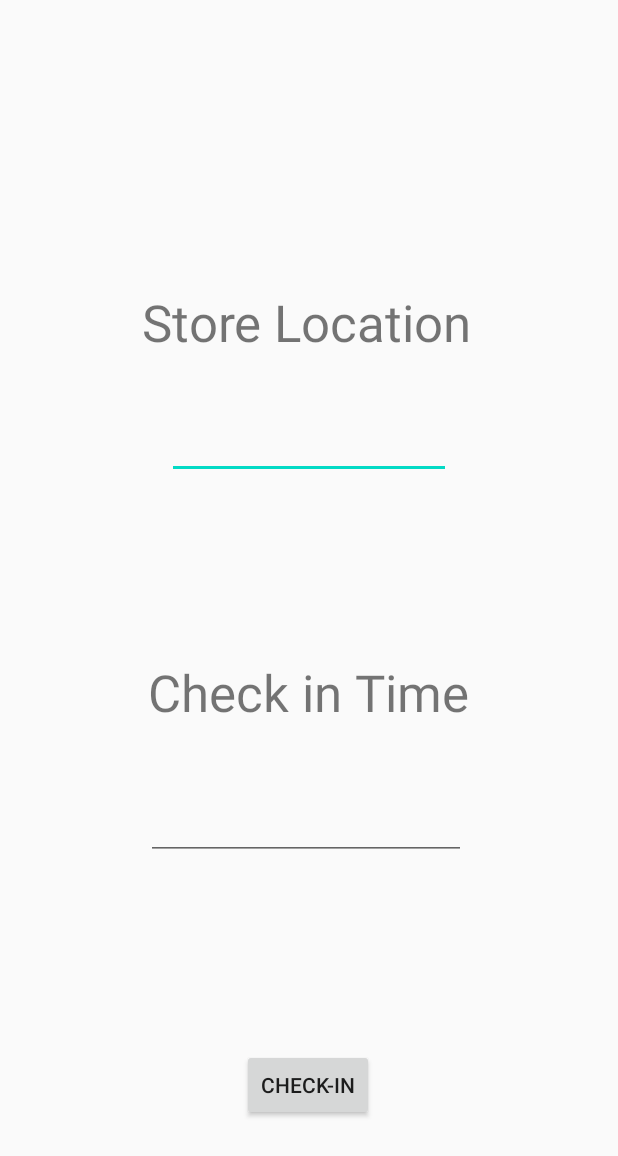
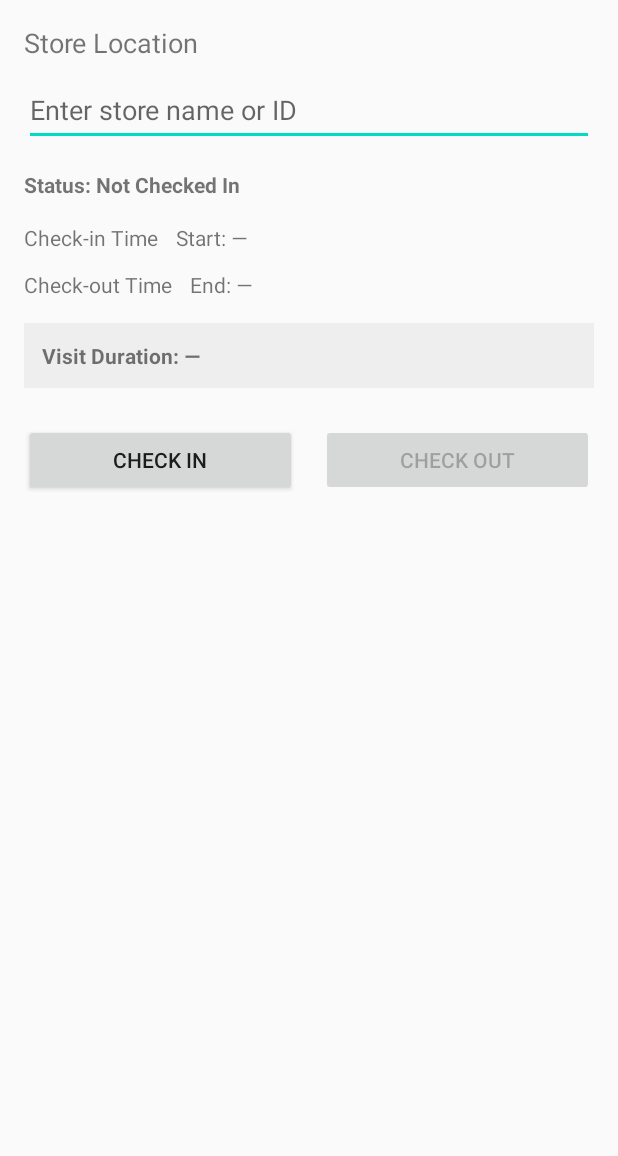
Before and after one commit to asandoval557/FieldSync_MVP, an Android app: the layout fragment_check_in.xml on its own in the app's theme, with its tools: preview values and no code run, on a phone screen of 412 x 824 dp. Shown: the top 1156 px of the screen. Run offline under Robolectric (Android 15) with nearby library versions, the phone set to English and light mode, and no system bars.

Commit message:
Updated fragment_check_in.xml to support entering store location manually, reorganized the check in button, added check out and visit during box.
Implemented store start and end times which then calculate and display the duration of the visit.

```diff
--- a/android-app/app/src/main/res/layout/fragment_check_in.xml
+++ b/android-app/app/src/main/res/layout/fragment_check_in.xml
@@ -1,54 +1,132 @@
 <?xml version="1.0" encoding="utf-8"?>
 <androidx.constraintlayout.widget.ConstraintLayout
         xmlns:android="http://schemas.android.com/apk/res/android"
+        xmlns:app="http://schemas.android.com/apk/res-auto"
         xmlns:tools="http://schemas.android.com/tools"
-        xmlns:app="http://schemas.android.com/apk/res-auto"
         android:id="@+id/main"
         android:layout_width="match_parent"
         android:layout_height="match_parent"
-        tools:context=".CheckIn">
+        tools:context=".CheckIn"
+        android:padding="16dp">
+
+    <!-- Store Location -->
+    <TextView
+            android:id="@+id/checkInStoreLabel"
+            android:layout_width="wrap_content"
+            android:layout_height="wrap_content"
+            android:text="Store Location"
+            android:textSize="18sp"
+            app:layout_constraintStart_toStartOf="parent"
+            app:layout_constraintTop_toTopOf="parent" />
+
+    <EditText
+            android:id="@+id/checkInStoreEt"
+            android:layout_width="0dp"
+            android:layout_height="wrap_content"
+            android:minHeight="48dp"
+            android:paddingTop="12dp"
+            android:paddingBottom="12dp"
+            android:hint="Enter store name or ID"
+            android:inputType="textCapWords"
+            app:layout_constraintStart_toStartOf="@+id/checkInStoreLabel"
+            app:layout_constraintTop_toBottomOf="@+id/checkInStoreLabel"
+            app:layout_constraintEnd_toEndOf="parent"
+            android:layout_marginTop="8dp" />
+
+    <!-- Status -->
+    <TextView
+            android:id="@+id/checkInStatusTv"
+            android:layout_width="0dp"
+            android:layout_height="wrap_content"
+            android:text="Status: Not Checked In"
+            android:textStyle="bold"
+            android:layout_marginTop="16dp"
+            app:layout_constraintTop_toBottomOf="@+id/checkInStoreEt"
+            app:layout_constraintStart_toStartOf="@+id/checkInStoreEt"
+            app:layout_constraintEnd_toEndOf="parent" />
+
+    <!-- Check-in time -->
+    <TextView
+            android:id="@+id/checkInStartLabel"
+            android:layout_width="wrap_content"
+            android:layout_height="wrap_content"
+            android:text="Check-in Time"
+            android:layout_marginTop="16dp"
+            app:layout_constraintTop_toBottomOf="@+id/checkInStatusTv"
+            app:layout_constraintStart_toStartOf="@+id/checkInStatusTv" />
+
+    <TextView
+            android:id="@+id/checkInStartTv"
+            android:layout_width="0dp"
+            android:layout_height="wrap_content"
+            android:text="Start: —"
+            app:layout_constraintBaseline_toBaselineOf="@+id/checkInStartLabel"
+            app:layout_constraintStart_toEndOf="@+id/checkInStartLabel"
+            app:layout_constraintEnd_toEndOf="parent"
+            android:layout_marginStart="12dp" />
+
+    <!-- Check-out time -->
+    <TextView
+            android:id="@+id/checkInEndLabel"
+            android:layout_width="wrap_content"
+            android:layout_height="wrap_content"
+            android:text="Check-out Time"
+            android:layout_marginTop="12dp"
+            app:layout_constraintTop_toBottomOf="@+id/checkInStartLabel"
+            app:layout_constraintStart_toStartOf="@+id/checkInStartLabel" />
+
+    <TextView
+            android:id="@+id/checkInEndTv"
+            android:layout_width="0dp"
+            android:layout_height="wrap_content"
+            android:text="End: —"
+            app:layout_constraintBaseline_toBaselineOf="@+id/checkInEndLabel"
+            app:layout_constraintStart_toEndOf="@+id/checkInEndLabel"
+            app:layout_constraintEnd_toEndOf="parent"
+            android:layout_marginStart="12dp" />
+
+    <!-- Duration -->
+    <TextView
+            android:id="@+id/checkInDurationTv"
+            android:layout_width="0dp"
+            android:layout_height="wrap_content"
+            android:text="Visit Duration: —"
+            android:padding="12dp"
+            android:background="#EEEEEE"
+            android:textStyle="bold"
+            android:layout_marginTop="16dp"
+            app:layout_constraintTop_toBottomOf="@+id/checkInEndLabel"
+            app:layout_constraintStart_toStartOf="@+id/checkInEndLabel"
+            app:layout_constraintEnd_toEndOf="parent" />
+
+    <!-- Buttons (even split via constraint chain; no weights needed) -->
+    <Button
+            android:id="@+id/checkInCheckInBtn"
+            android:layout_width="0dp"
+            android:layout_height="wrap_content"
+            android:minHeight="48dp"
+            android:paddingTop="12dp"
+            android:paddingBottom="12dp"
+            android:text="Check In"
+            app:layout_constraintTop_toBottomOf="@+id/checkInDurationTv"
+            app:layout_constraintStart_toStartOf="parent"
+            app:layout_constraintEnd_toStartOf="@+id/checkInCheckOutBtn"
+            android:layout_marginTop="24dp"
+            android:layout_marginEnd="8dp" />
 
     <Button
-            android:text="Check-In"
-            android:layout_width="wrap_content"
-            android:layout_height="wrap_content" android:id="@+id/check_in_CheckInBtn"
-            app:layout_constraintEnd_toEndOf="parent" app:layout_constraintStart_toStartOf="parent"
-            app:layout_constraintBottom_toBottomOf="parent" app:layout_constraintTop_toTopOf="parent"
-            app:layout_constraintHorizontal_bias="0.498" app:layout_constraintVertical_bias="0.901"/>
-    <TextView
-            android:text="Store Location"
-            android:layout_width="223dp"
-            android:layout_height="62dp" android:id="@+id/textView"
-            android:textSize="34sp" android:layout_marginEnd="94dp" app:layout_constraintEnd_toEndOf="parent"
-            app:layout_constraintStart_toStartOf="parent" android:layout_marginStart="94dp"
-            app:layout_constraintTop_toTopOf="parent" android:layout_marginTop="192dp"/>
-    <EditText
-            android:layout_width="189dp"
-            android:layout_height="41dp"
-            android:inputType="text"
-            android:ems="10"
-            android:id="@+id/editTextText"
-            app:layout_constraintTop_toBottomOf="@+id/textView" app:layout_constraintStart_toStartOf="parent"
-            android:layout_marginStart="111dp" android:layout_marginEnd="111dp"
-            app:layout_constraintEnd_toEndOf="parent" app:layout_constraintBottom_toBottomOf="parent"
-            app:layout_constraintHorizontal_bias="0.0" app:layout_constraintVertical_bias="0.045"/>
-    <TextView
-            android:text="Check in Time"
-            android:layout_width="wrap_content"
-            android:layout_height="wrap_content" android:id="@+id/textView2"
-            android:textSize="34sp"
-            app:layout_constraintBottom_toBottomOf="parent"
-            app:layout_constraintEnd_toEndOf="parent" app:layout_constraintStart_toStartOf="parent"
-            app:layout_constraintHorizontal_bias="0.497" android:layout_marginBottom="340dp"/>
-    <EditText
-            android:layout_width="wrap_content"
+            android:id="@+id/checkInCheckOutBtn"
+            android:layout_width="0dp"
             android:layout_height="wrap_content"
-            android:inputType="time"
-            android:ems="10"
-            android:id="@+id/editTextTime2"
-            android:layout_marginEnd="101dp" app:layout_constraintEnd_toEndOf="parent"
-            app:layout_constraintStart_toStartOf="parent" android:layout_marginStart="101dp"
-            android:layout_marginTop="28dp" app:layout_constraintTop_toBottomOf="@+id/textView2"
-            app:layout_constraintBottom_toBottomOf="parent" app:layout_constraintHorizontal_bias="1.0"
-            app:layout_constraintVertical_bias="0.059"/>
+            android:minHeight="48dp"
+            android:paddingTop="12dp"
+            android:paddingBottom="12dp"
+            android:text="Check Out"
+            android:enabled="false"
+            app:layout_constraintTop_toBottomOf="@+id/checkInDurationTv"
+            app:layout_constraintStart_toEndOf="@+id/checkInCheckInBtn"
+            app:layout_constraintEnd_toEndOf="parent"
+            android:layout_marginTop="24dp"
+            android:layout_marginStart="8dp" />
+
 </androidx.constraintlayout.widget.ConstraintLayout>
```
Also changed, not shown: android-app/app/src/main/java/com/example/fieldsync/CheckIn.kt (+109 -3 lines).
